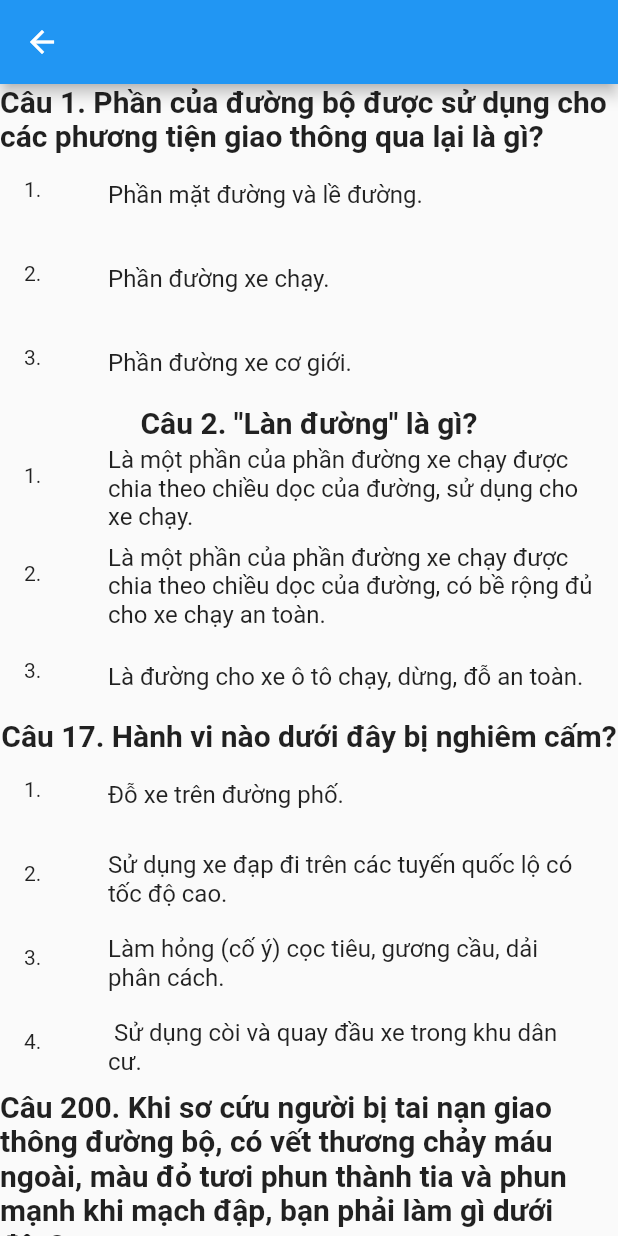
After one commit to AnhTuan2k1/DrivingTheory_B2, a Flutter app: the screen it shows after launch, item 3 of the bottom bar chosen, after a tap on "Show list questions", on a phone screen of 412 x 824 dp. The commit adds this screen. Run offline on Flutter 3.47's test engine with Material 2 defaults, Android fonts, the light colour scheme and no system bars; our stand-ins replace bottom_navy_bar.

Commit message:
model, load local .json

```diff
--- /dev/null
+++ b/assets/600questions.json
@@ -0,0 +1,134 @@
+[
+  {
+    "id": 1,
+    "type": 1,
+    "vital": false,
+    "content": "Phần của đường bộ được sử dụng cho các phương tiện giao thông qua lại là gì?",
+    "correctAnswerId": 2,
+    "answers": [
+      {
+        "id": 1,
+        "content": "Phần mặt đường và lề đường."
+      },
+      {
+        "id": 2,
+        "content": "Phần đường xe chạy."
+      },
+      {
+        "id": 3,
+        "content": "Phần đường xe cơ giới."
+      }
+    ]
+  },
+
+  {
+    "id": 2,
+    "type": 1,
+    "vital": false,
+    "content": "\"Làn đường\" là gì?",
+    "correctAnswerId": 2,
+    "answers": [
+      {
+        "id": 1,
+        "content": "Là một phần của phần đường xe chạy được chia theo chiều dọc của đường, sử dụng cho xe chạy."
+      },
+      {
+        "id": 2,
+        "content": "Là một phần của phần đường xe chạy được chia theo chiều dọc của đường, có bề rộng đủ cho xe chạy an toàn."
+      },
+      {
+        "id": 3,
+        "content": "Là đường cho xe ô tô chạy, dừng, đỗ an toàn."
+      }
+    ]
+  },
+
+  {
+    "id": 17,
+    "type": 1,
+    "vital": true,
+    "content": "Hành vi nào dưới đây bị nghiêm cấm?",
+    "correctAnswerId": 3,
+    "answers": [
+      {
+        "id": 1,
+        "content": "Đỗ xe trên đường phố."
+      },
+      {
+        "id": 2,
+        "content": "Sử dụng xe đạp đi trên các tuyến quốc lộ có tốc độ cao."
+      },
+      {
+        "id": 3,
+        "content": "Làm hỏng (cố ý) cọc tiêu, gương cầu, dải phân cách."
+      },
+      {
+        "id": 4,
+        "content": " Sử dụng còi và quay đầu xe trong khu dân cư."
+      }
+    ]
+  },
+
+  {
+    "id": 200,
+    "type": 3,
+    "vital": true,
+    "content": "Khi sơ cứu người bị tai nạn giao thông đường bộ, có vết thương chảy máu ngoài, màu đỏ tươi phun thành tia và phun mạnh khi mạch đập, bạn phải làm gì dưới đây?",
+    "correctAnswerId": 2,
+    "answers": [
+      {
+        "id": 1,
+        "content": "Thực hiện cầm máu trực tiếp."
+      },
+      {
+        "id": 2,
+        "content": "Thực hiện cầm máu không trực tiếp (chặn động mạch)."
+      }
+    ]
+  },
+
+  {
+    "id": 201,
+    "type": 3,
+    "vital": false,
+    "content": "Người lái xe có văn hóa khi tham gia giao thông phải đáp ứng các điều kiện nào dưới đây?",
+    "correctAnswerId": 3,
+    "answers": [
+      {
+        "id": 1,
+        "content": "Có trách nhiệm với bản thân và với cộng đồng; tôn trọng, nhường nhịn người khác."
+      },
+      {
+        "id": 2,
+        "content": "Tận tình giúp đỡ người tham gia giao thông gặp hoạn nạn; giúp đỡ người khuyết tật, trẻ em và người cao tuổi."
+      },
+      {
+        "id": 3,
+        "content": "Cả ý 1 và ý 2."
+      }
+    ]
+  },
+
+  {
+    "id": 202,
+    "type": 3,
+    "vital": false,
+    "content": "Trong các hành vi dưới đây, người lái xe mô tô có văn hóa giao thông phải ứng xử như thế nào?",
+    "correctAnswerId": 2,
+    "answers": [
+      {
+        "id": 1,
+        "content": " Điều khiển xe đi trên phần đường, làn đường có ít phương tiện tham gia giao thông, chỉ đội mũ bảo hiểm ở nơi có biển báo bắt buộc đội mũ bảo hiểm."
+      },
+      {
+        "id": 2,
+        "content": " Chấp hành quy định về tốc độ, đèn tín hiệu, biển báo hiệu, vạch kẻ đường khi lái xe; chấp hành hiệu lệnh, chỉ dẫn của người điều khiển giao thông; nhường đường cho người đi bộ, người già, trẻ em và người khuyết tật."
+      },
+      {
+        "id": 3,
+        "content": "Cả ý 1 và ý 2."
+      }
+    ]
+  }
+
+]
--- /dev/null
+++ b/lib/UI/exam/exam_questions_page.dart
@@ -0,0 +1,54 @@
+import 'package:flutter/material.dart';
+
+import '../../api/exam_questions_api.dart';
+import '../../model/question.dart';
+
+class ExamQuestionPage extends StatelessWidget {
+  const ExamQuestionPage({Key? key}) : super(key: key);
+
+  @override
+  Widget build(BuildContext context) {
+    return Scaffold(
+      appBar: AppBar(),
+      body: FutureBuilder<List<Question>>(
+        future: QuestionApi.getQuestionsLocally(context),
+        builder: (context, snapshot) {
+          final List<Question>? questions = snapshot.data;
+
+          switch (snapshot.connectionState) {
+            case ConnectionState.waiting:
+              return Center(child: CircularProgressIndicator());
+            default:
+              if (snapshot.hasError)
+                return Center(child: Text(snapshot.error.toString()));
+              else if (questions != null)
+                return buildQuestions(questions);
+              else
+                return Text("null");
+          }
+        },
+      ),
+    );
+  }
+
+  Widget buildQuestions(List<Question> questions) {
+    return ListView.builder(
+        itemCount: questions.length,
+        itemBuilder: (context, index) {
+          final question = questions[index];
+          return Column(
+            children: [
+              Text('Câu ${question.id.toString()}. ${question.content}', style: TextStyle(fontWeight: FontWeight.bold, fontSize: 20),),
+              Column(
+                children: question.answers
+                    .map((e) => ListTile(
+                          leading: Text(e.id.toString() + '. '),
+                          title: Text(e.content),
+                        ))
+                    .toList(),
+              )
+            ],
+          );
+        });
+  }
+}
--- /dev/null
+++ b/lib/UI/exam/exam_screen.dart
@@ -0,0 +1,19 @@
+import 'package:driving_theory_b2/UI/exam/exam_questions_page.dart';
+import 'package:flutter/material.dart';
+
+class Exam extends StatelessWidget {
+  const Exam({Key? key}) : super(key: key);
+
+  @override
+  Widget build(BuildContext context) {
+    return Scaffold(
+        body: Center(
+            child: ElevatedButton(
+              child: Text('Show list questions'),
+              onPressed: () {
+                Navigator.push(context,
+                    MaterialPageRoute(builder: (context) => ExamQuestionPage()));
+              },
+            )));
+  }
+}
--- /dev/null
+++ b/lib/api/exam_questions_api.dart
@@ -0,0 +1,17 @@
+
+import 'dart:convert';
+
+import 'package:flutter/material.dart';
+
+import '../model/question.dart';
+
+class QuestionApi {
+  static Future<List<Question>> getQuestionsLocally(
+      BuildContext context) async {
+    final assetBundle = DefaultAssetBundle.of(context);
+    final data = await assetBundle.loadString("assets/600questions.json");
+    final List body = jsonDecode(data);
+
+    return body.map((e) => Question.fromJson(e)).toList();
+  }
+}
--- a/lib/main.dart
+++ b/lib/main.dart
@@ -1,5 +1,5 @@
 import 'package:bottom_navy_bar/bottom_navy_bar.dart';
-import 'package:driving_theory_b2/UI/exam_screen.dart';
+import 'package:driving_theory_b2/UI/exam/exam_screen.dart';
 import 'package:driving_theory_b2/UI/revision_screen.dart';
 import 'package:driving_theory_b2/UI/theory_screen.dart';
 import 'package:flutter/material.dart';
--- /dev/null
+++ b/lib/model/answer.dart
@@ -0,0 +1,15 @@
+
+import 'package:json_annotation/json_annotation.dart';
+
+part 'answer.g.dart';
+@JsonSerializable()
+class Answer{
+  int id;
+  String content;
+
+  Answer(this.id, this.content);
+
+  factory Answer.fromJson(Map<String, dynamic> json) => _$AnswerFromJson(json);
+
+  Map<String, dynamic> toJson() => _$AnswerToJson(this);
+}
--- /dev/null
+++ b/lib/model/question.dart
@@ -0,0 +1,33 @@
+
+import 'package:json_annotation/json_annotation.dart';
+
+import 'answer.dart';
+
+part 'question.g.dart';
+
+@JsonSerializable(explicitToJson: true)
+class Question{
+
+  int id;
+  int type;
+  bool vital;
+  String content;
+  int correctAnswerId;
+  List<Answer> answers;
+
+  @JsonKey(defaultValue: null)
+  String? explanation;
+
+  @JsonKey(defaultValue: null)
+  String? image;
+
+  @JsonKey(defaultValue: null)
+  int? selectedAnswerId;
+
+  Question(this.id, this.type, this.vital, this.content, this.correctAnswerId,
+      this.answers, this.explanation, this.image, this.selectedAnswerId);
+
+  factory Question.fromJson(Map<String, dynamic> json) => _$QuestionFromJson(json);
+
+  Map<String, dynamic> toJson() => _$QuestionToJson(this);
+}
--- a/pubspec.yaml
+++ b/pubspec.yaml
@@ -28,6 +28,8 @@ environment:
 # versions available, run `flutter pub outdated`.
 dependencies:
   bottom_navy_bar: ^6.0.0
+  json_annotation: ^4.4.0
+  json_serializable: ^6.1.6
   flutter:
     sdk: flutter
 
@@ -37,6 +39,7 @@ dependencies:
   cupertino_icons: ^1.0.2
 
 dev_dependencies:
+  build_runner: ^2.1.10
   flutter_test:
     sdk: flutter
 
@@ -59,7 +62,8 @@ flutter:
   uses-material-design: true
 
   # To add assets to your application, add an assets section, like this:
-  # assets:
+  assets:
+    - assets/600questions.json
   #   - images/a_dot_burr.jpeg
   #   - images/a_dot_ham.jpeg
 
```
Also changed, not shown: lib/UI/exam_screen.dart (deleted, +0 -13 lines), lib/model/enum.dart (added, +14 -0 lines), lib/model/exam_questions.dart (added, +25 -0 lines), lib/model/answer.g.dart (added), lib/model/question.g.dart (added), pubspec.lock.
